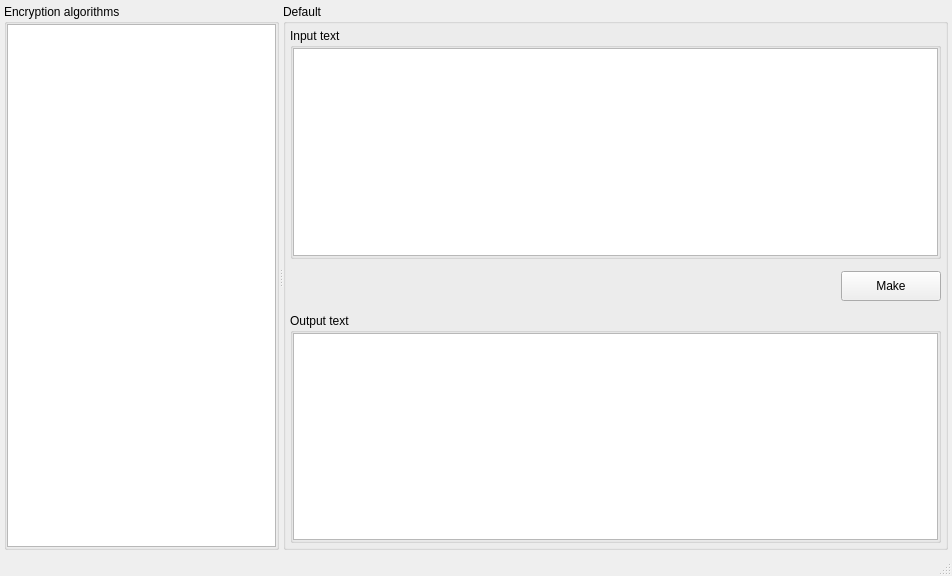
This is crypto-methods/gui/mainwindow.ui in vasilypht/crypto-methods as Qt 5 draws it before an edit. The edited form follows.
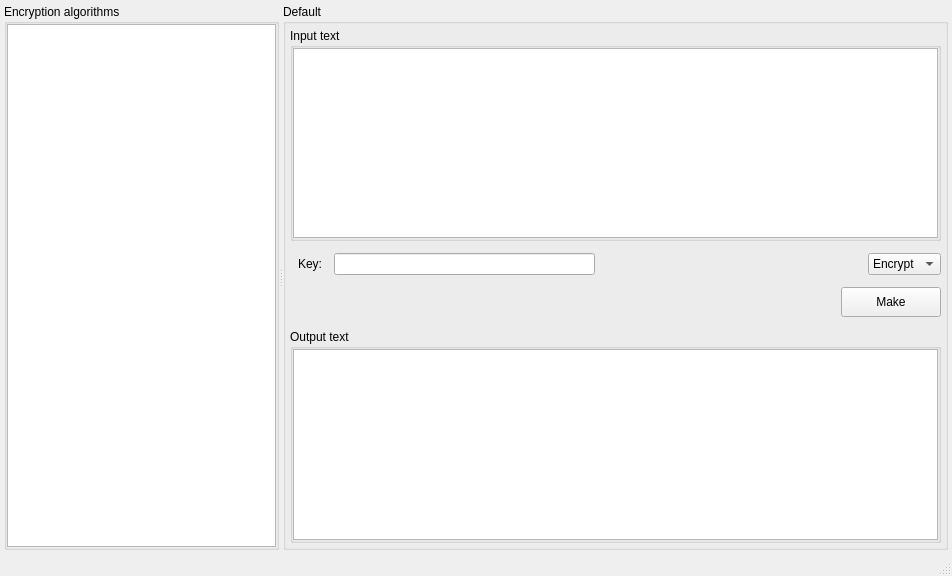
This is the edited form.

Patch:
```diff
--- a/crypto-methods/gui/mainwindow.ui
+++ b/crypto-methods/gui/mainwindow.ui
@@ -131,7 +131,7 @@
            </size>
           </property>
           <property name="currentIndex">
-           <number>1</number>
+           <number>10</number>
           </property>
           <widget class="QWidget" name="page_0">
            <layout class="QVBoxLayout" name="verticalLayout_4">
@@ -1973,6 +1973,157 @@
             </item>
            </layout>
           </widget>
+          <widget class="QWidget" name="page_10">
+           <layout class="QVBoxLayout" name="verticalLayout_33">
+            <property name="spacing">
+             <number>12</number>
+            </property>
+            <property name="leftMargin">
+             <number>4</number>
+            </property>
+            <property name="topMargin">
+             <number>4</number>
+            </property>
+            <property name="rightMargin">
+             <number>4</number>
+            </property>
+            <property name="bottomMargin">
+             <number>4</number>
+            </property>
+            <item>
+             <widget class="QGroupBox" name="page_10_group_box_input">
+              <property name="title">
+               <string>Input text</string>
+              </property>
+              <layout class="QVBoxLayout" name="verticalLayout_32">
+               <property name="spacing">
+                <number>0</number>
+               </property>
+               <property name="leftMargin">
+                <number>0</number>
+               </property>
+               <property name="topMargin">
+                <number>0</number>
+               </property>
+               <property name="rightMargin">
+                <number>0</number>
+               </property>
+               <property name="bottomMargin">
+                <number>0</number>
+               </property>
+               <item>
+                <widget class="QTextEdit" name="page_10_text_edit_input"/>
+               </item>
+              </layout>
+             </widget>
+            </item>
+            <item>
+             <layout class="QHBoxLayout" name="page_10_horizontal_layout_1">
+              <property name="leftMargin">
+               <number>8</number>
+              </property>
+              <item>
+               <widget class="QLabel" name="page_10_label_key">
+                <property name="text">
+                 <string>Key:</string>
+                </property>
+               </widget>
+              </item>
+              <item>
+               <widget class="QLineEdit" name="page_10_line_edit_key"/>
+              </item>
+              <item>
+               <spacer name="page_10_horizontal_spacer_1">
+                <property name="orientation">
+                 <enum>Qt::Horizontal</enum>
+                </property>
+                <property name="sizeHint" stdset="0">
+                 <size>
+                  <width>40</width>
+                  <height>20</height>
+                 </size>
+                </property>
+               </spacer>
+              </item>
+              <item>
+               <widget class="QComboBox" name="page_10_combo_box_mode">
+                <item>
+                 <property name="text">
+                  <string>Encrypt</string>
+                 </property>
+                </item>
+                <item>
+                 <property name="text">
+                  <string>Decrypt</string>
+                 </property>
+                </item>
+               </widget>
+              </item>
+             </layout>
+            </item>
+            <item>
+             <layout class="QHBoxLayout" name="page_10_horizontal_layout_2">
+              <item>
+               <spacer name="page_10_horizontal_spacer_2">
+                <property name="orientation">
+                 <enum>Qt::Horizontal</enum>
+                </property>
+                <property name="sizeHint" stdset="0">
+                 <size>
+                  <width>40</width>
+                  <height>20</height>
+                 </size>
+                </property>
+               </spacer>
+              </item>
+              <item>
+               <widget class="QPushButton" name="page_10_button_make">
+                <property name="minimumSize">
+                 <size>
+                  <width>100</width>
+                  <height>30</height>
+                 </size>
+                </property>
+                <property name="text">
+                 <string>Make</string>
+                </property>
+               </widget>
+              </item>
+             </layout>
+            </item>
+            <item>
+             <widget class="QGroupBox" name="page_10_group_box_output">
+              <property name="title">
+               <string>Output text</string>
+              </property>
+              <layout class="QVBoxLayout" name="verticalLayout_31">
+               <property name="spacing">
+                <number>0</number>
+               </property>
+               <property name="leftMargin">
+                <number>0</number>
+               </property>
+               <property name="topMargin">
+                <number>0</number>
+               </property>
+               <property name="rightMargin">
+                <number>0</number>
+               </property>
+               <property name="bottomMargin">
+                <number>0</number>
+               </property>
+               <item>
+                <widget class="QTextEdit" name="page_10_text_edit_output">
+                 <property name="readOnly">
+                  <bool>true</bool>
+                 </property>
+                </widget>
+               </item>
+              </layout>
+             </widget>
+            </item>
+           </layout>
+          </widget>
          </widget>
         </item>
        </layout>
```
